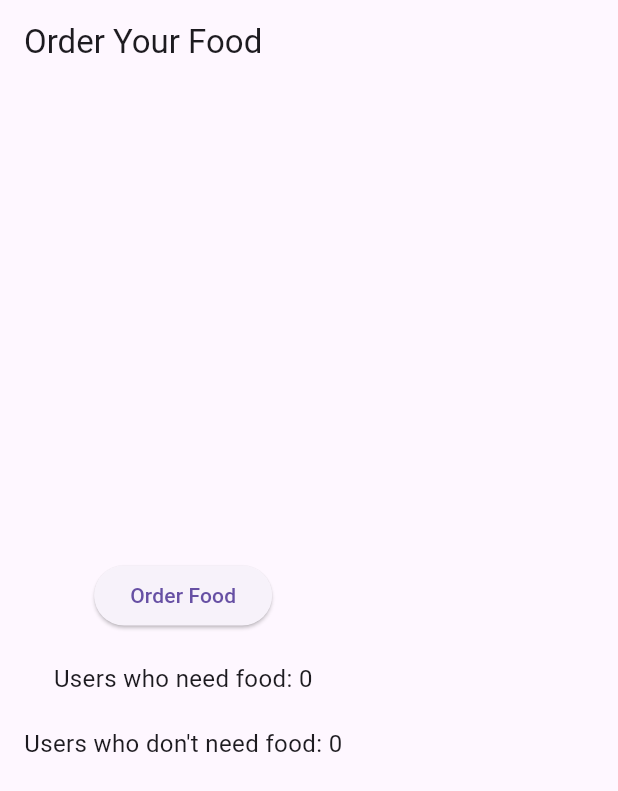
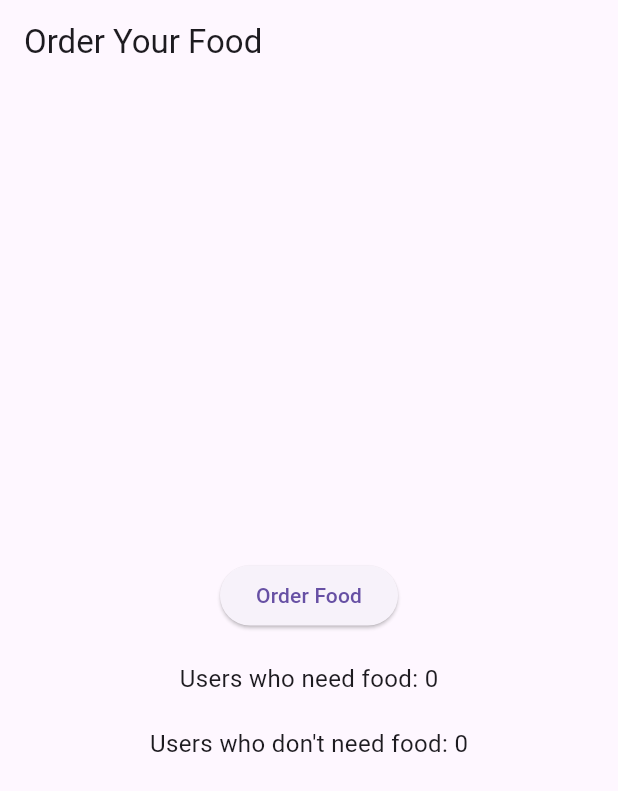
Before and after one commit to jezzyll/MajlisGramm-COPY, a Flutter app: the CanteenOrderFood screen opened directly, on a phone screen of 412 x 824 dp. Shown: the top 791 px of the screen. Run offline on Flutter 3.47's test engine with Material 3 defaults, Android fonts, the light colour scheme and no system bars; our stand-ins replace carousel_slider, cloud_firestore, firebase_auth, firebase_core, firebase_storage, image_picker and 1 more; accounts and stored records are empty; network calls fail.

Commit message:
popUp_centre

```diff
--- a/lib/Canteen/canteen_order.dart
+++ b/lib/Canteen/canteen_order.dart
@@ -119,7 +119,8 @@ class _CanteenOrderFoodState extends State<CanteenOrderFood> {
       appBar: AppBar(
         title: Text("Order Your Food"),
       ),
-      body: Padding(
+      body: Center(
+        child: Padding(
           padding: const EdgeInsets.all(16.0),
           child: Column(
             mainAxisAlignment: MainAxisAlignment.center,
@@ -141,6 +142,7 @@ class _CanteenOrderFoodState extends State<CanteenOrderFood> {
             ],
           ),
         ),
+      ),
     );
   }
 }
```
Lines whose indentation alone changed are shown as unchanged.
